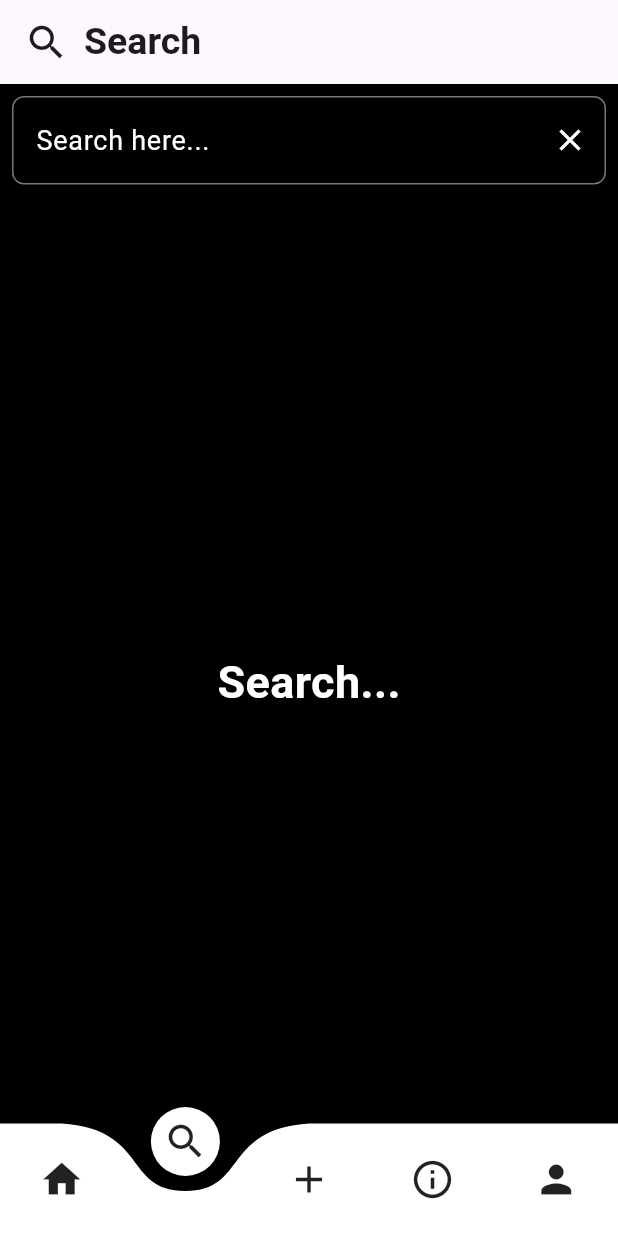
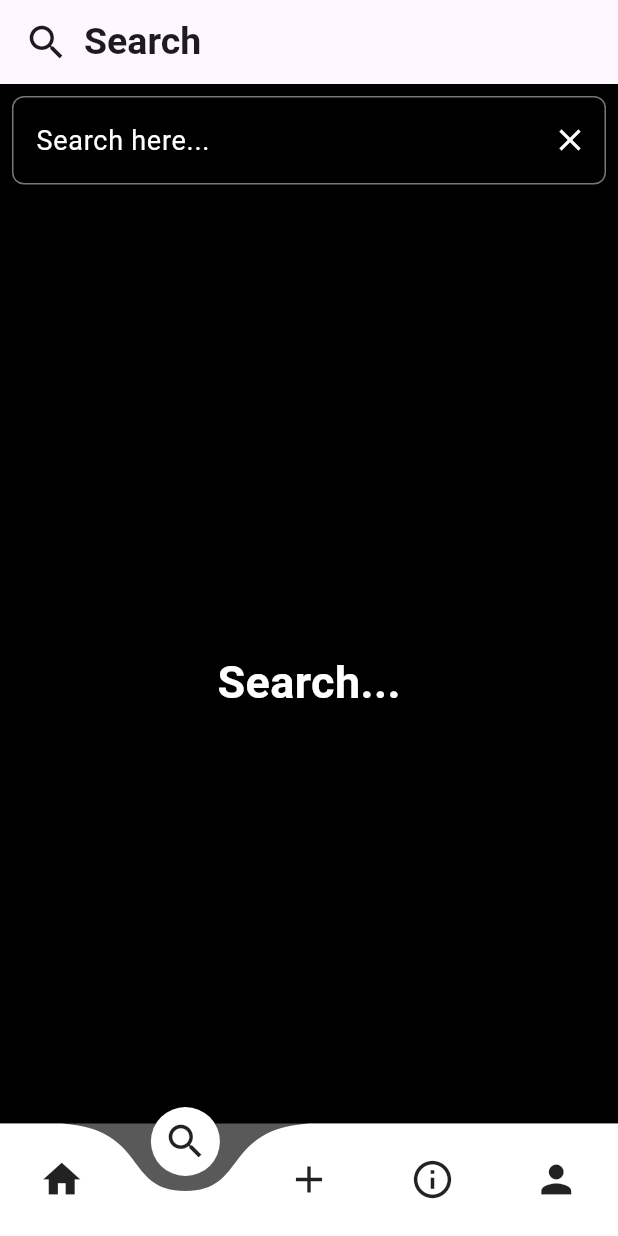
Before and after one commit to uttamthegoat/FlytSocial, a Flutter app: the screen it shows once a user with an empty profile is signed in, swiped to page 2, on a phone screen of 412 x 824 dp. Run offline on Flutter 3.47's test engine with Material 3 defaults, Android fonts, the phone set to English and light mode, and no system bars; drawn by our look-alikes of curved_navigation_bar; our stand-ins replace cloud_firestore, firebase_auth, firebase_core, firebase_storage, flutter_screenutil, google_sign_in and 3 more; accounts and stored records are empty; statements that could not run were skipped.

Commit message:
few changes in pages

```diff
--- a/lib/navbar/bottomnavbar.dart
+++ b/lib/navbar/bottomnavbar.dart
@@ -5,6 +5,8 @@ import 'package:flytsocial/screens/new_post.dart';
 import 'package:flytsocial/screens/profile.dart';
 import 'package:flytsocial/screens/search.dart';
 import 'package:curved_navigation_bar/curved_navigation_bar.dart';
+import 'package:flytsocial/state/user_provider.dart';
+import 'package:provider/provider.dart';
 
 class BottomNavBar extends StatefulWidget {
   const BottomNavBar({super.key});
@@ -17,7 +19,6 @@ int _currentIndex = 0;
 
 class _BottomNavBarState extends State<BottomNavBar> {
   late PageController pageController;
-
 
   @override
   void initState() {
@@ -43,16 +44,16 @@ class _BottomNavBarState extends State<BottomNavBar> {
     pageController.jumpToPage(page);
   }
 
-
   @override
   Widget build(BuildContext context) {
+    final curUser = Provider.of<UserProvider>(context).currentUser;
     return Scaffold(
       extendBody: true,
       backgroundColor: Colors.black,
       bottomNavigationBar: Container(
           child: CurvedNavigationBar(
         index: _currentIndex,
-              backgroundColor: Colors.transparent,
+        backgroundColor: Color.fromARGB(179, 128, 127, 127),
         items: const [
           Icon(
             Icons.home,
@@ -76,17 +77,18 @@ class _BottomNavBarState extends State<BottomNavBar> {
           ),
         ],
         onTap: navigationTapped,
-            )
-      ),      // body: Screens[_selectedIndex],
+      )), // body: Screens[_selectedIndex],
       body: PageView(
         controller: pageController,
         onPageChanged: onPageChanged,
         children: [
-          const Home(),
+          Home(user: curUser),
           const AppSearch(),
           NewPost(),
           const About(),
-          Profile(),
+          Profile(
+            user: curUser,
+          ),
         ],
       ),
     );
--- a/lib/routes/app_routes_config.dart
+++ b/lib/routes/app_routes_config.dart
@@ -1,6 +1,8 @@
 import 'package:flytsocial/screens/edit_post.dart';
 import 'package:flytsocial/screens/edit_profile.dart';
+import 'package:flytsocial/screens/home.dart';
 import 'package:flytsocial/screens/post_item.dart';
+import 'package:flytsocial/screens/profile.dart';
 import 'package:flytsocial/screens/users_profile.dart';
 
 dynamic allRoutes = {
@@ -12,4 +14,10 @@ dynamic allRoutes = {
   '/editpost': (context) => const EditPost(
         post: {},
       ),
+  '/profile': (context) => const Profile(
+        user: {},
+      ),
+  '/home': (context) => const Home(
+        user: {},
+      ),
 };
--- a/lib/screens/home.dart
+++ b/lib/screens/home.dart
@@ -3,7 +3,8 @@ import 'package:flytsocial/state/user_provider.dart';
 import 'package:provider/provider.dart';
 
 class Home extends StatefulWidget {
-  const Home({super.key});
+  final dynamic user;
+  const Home({super.key, required this.user});
 
   @override
   State<Home> createState() => _HomeState();
@@ -12,7 +13,8 @@ class Home extends StatefulWidget {
 class _HomeState extends State<Home> {
   @override
   Widget build(BuildContext context) {
-    print(Provider.of<UserProvider>(context).currentUser);
+    final user = widget.user;
+    print(user);
     return Scaffold(
       appBar: AppBar(
         title: const Text('Home'),
--- a/lib/screens/new_post.dart
+++ b/lib/screens/new_post.dart
@@ -58,6 +58,9 @@ class _NewPostState extends State<NewPost> {
           'tags': _tagsController,
         });
       }
+      ScaffoldMessenger.of(context).showSnackBar(
+        const SnackBar(content: Text('Post has been created.')),
+      );
     } else {
       ScaffoldMessenger.of(context).showSnackBar(
         const SnackBar(content: Text('Please complete the form')),
```
Also changed, not shown: lib/screens/profile.dart (+27 -14 lines), pubspec.lock. Lines whose indentation alone changed are shown as unchanged.
